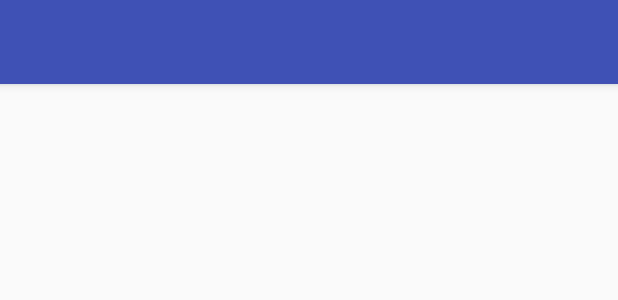
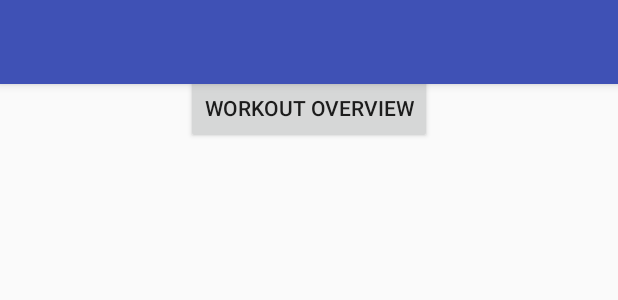
Before and after one commit to tegster/NutriFit, an Android app: the layout activity_main.xml on its own in the app's theme, with its tools: preview values and no code run, on a phone screen of 412 x 824 dp. Shown: the top 300 px of the screen. Run offline under Robolectric (Android 15) with nearby library versions, the phone set to English and light mode, and no system bars.

Commit message:
workout overview section added

```diff
--- a/Source/app/src/main/res/layout/activity_main.xml
+++ b/Source/app/src/main/res/layout/activity_main.xml
@@ -26,17 +26,25 @@
 
     </android.support.design.widget.AppBarLayout>
 
-
+    <Button
+        android:text="Nutrition Overview"
+        android:layout_width="wrap_content"
+        android:layout_height="wrap_content"
+        android:id="@+id/nutr_overview"
+        app:layout_anchor="@id/include"
+        app:layout_anchorGravity="center"
+        android:layout_gravity="top|center_horizontal"
+        android:layout_centerHorizontal="true" />
 
     <Button
         android:text="Workout Overview"
         android:layout_width="wrap_content"
         android:layout_height="wrap_content"
-        android:id="@+id/workout_overview"
-        app:layout_anchor="@+id/include"
-        app:layout_anchorGravity="center_vertical|right"
-        android:layout_gravity="center_vertical|left"
-        android:layout_below="@+id/proglist"
+        android:id="@+id/work_overview"
+        app:layout_anchor="@id/include"
+        app:layout_anchorGravity="center"
+        android:layout_gravity="bottom|center_vertical"
+        android:layout_below="@id/nutr_overview"
         android:layout_centerHorizontal="true" />
 
 </RelativeLayout>
```
Also changed, not shown: Source/app/src/main/java/fitness/cs115/a115fitnessapp/MainActivity.java (+9 -2 lines), Source/app/src/main/java/fitness/cs115/a115fitnessapp/nutritionOverview.java (+10 -0 lines), Source/app/src/main/res/layout/nutrition_overview.xml (+9 -0 lines).
